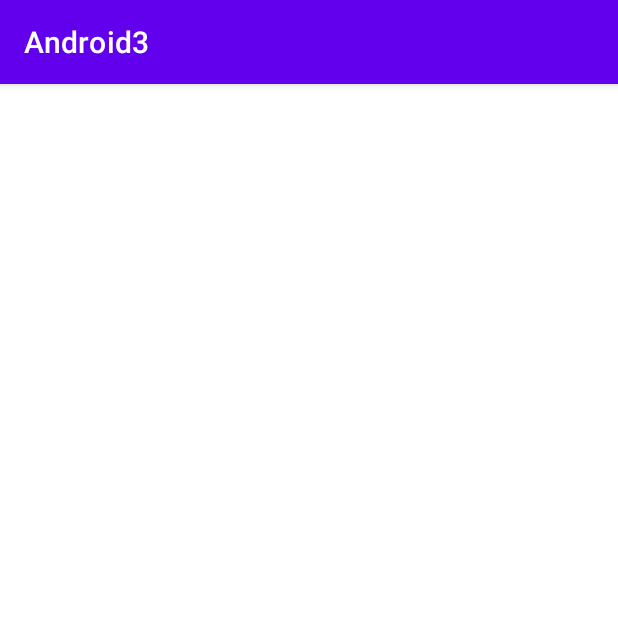
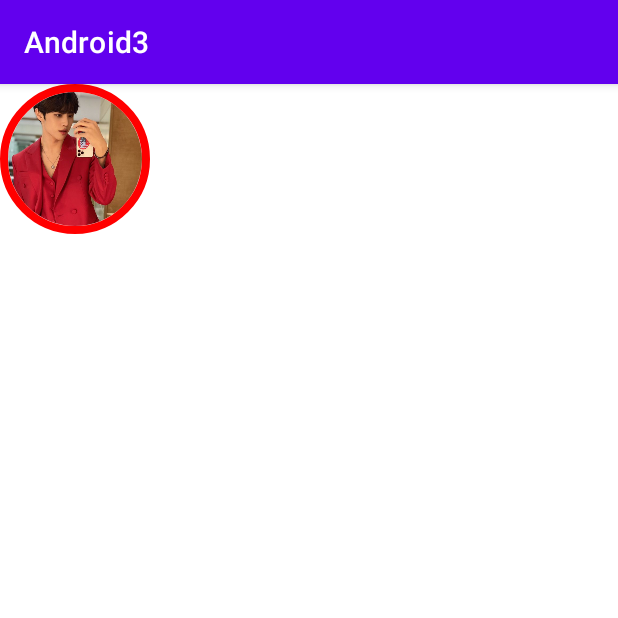
Before and after one commit to kriti-ixix/android-3, an Android app: the StudentInf screen opened directly, with no data from a screen before it, on a phone screen of 412 x 824 dp, the top half of it. Run offline under Robolectric (Android 15) with nearby library versions, the phone set to English and light mode, and no system bars; our stand-ins replace CircleImageView.

Commit message:
importing external library

```diff
--- a/app/build.gradle
+++ b/app/build.gradle
@@ -28,11 +28,11 @@ android {
 }
 
 dependencies {
-
     implementation 'androidx.appcompat:appcompat:1.3.1'
     implementation 'com.google.android.material:material:1.4.0'
     implementation 'androidx.constraintlayout:constraintlayout:2.1.0'
     testImplementation 'junit:junit:4.+'
+    implementation 'de.hdodenhof:circleimageview:3.1.0'
     androidTestImplementation 'androidx.test.ext:junit:1.1.3'
     androidTestImplementation 'androidx.test.espresso:espresso-core:3.4.0'
 }
--- a/app/src/main/res/layout/activity_student_inf.xml
+++ b/app/src/main/res/layout/activity_student_inf.xml
@@ -1,9 +1,16 @@
 <?xml version="1.0" encoding="utf-8"?>
-<androidx.constraintlayout.widget.ConstraintLayout xmlns:android="http://schemas.android.com/apk/res/android"
+<RelativeLayout xmlns:android="http://schemas.android.com/apk/res/android"
     xmlns:app="http://schemas.android.com/apk/res-auto"
     xmlns:tools="http://schemas.android.com/tools"
     android:layout_width="match_parent"
     android:layout_height="match_parent"
     tools:context=".StudentInf">
 
-</androidx.constraintlayout.widget.ConstraintLayout>
+    <de.hdodenhof.circleimageview.CircleImageView
+        android:layout_width="100dp"
+        android:layout_height="100dp"
+        android:src="@drawable/one"
+        app:civ_border_color="#FF0000"
+        app:civ_border_width="5dp" />
+
+</RelativeLayout>
```
